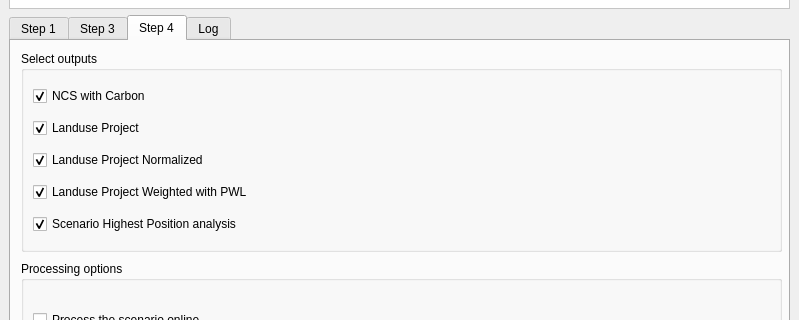
First picture: the form in src/cplus_plugin/ui/qgis_cplus_main_dockwidget.ui, repository ConservationInternational/cplus-plugin, before the edit; both pictures show x 0 to 799 and y 100 to 420 of the 799 by 642 pixel window.
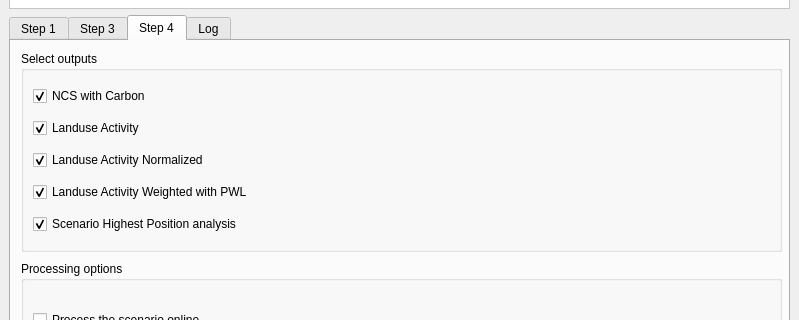
Second picture: the form after the edit. The open tabs and pages were chosen to show the change. Icons and pictures are not drawn. Custom widgets are drawn as their Qt base class.

```diff
--- a/src/cplus_plugin/ui/qgis_cplus_main_dockwidget.ui
+++ b/src/cplus_plugin/ui/qgis_cplus_main_dockwidget.ui
@@ -492,7 +492,7 @@
             <string>&lt;html&gt;&lt;head/&gt;&lt;body&gt;&lt;p&gt;Whether to produce the landuse project layers outputs.&lt;/p&gt;&lt;/body&gt;&lt;/html&gt;</string>
            </property>
            <property name="text">
-            <string>Landuse Project</string>
+            <string>Landuse Activity</string>
            </property>
            <property name="checked">
             <bool>true</bool>
@@ -505,7 +505,7 @@
             <string>&lt;html&gt;&lt;head/&gt;&lt;body&gt;&lt;p&gt;Whether to produce the landuse project normalized outputs.&lt;/p&gt;&lt;/body&gt;&lt;/html&gt;</string>
            </property>
            <property name="text">
-            <string>Landuse Project Normalized</string>
+            <string>Landuse Activity Normalized</string>
            </property>
            <property name="checked">
             <bool>true</bool>
@@ -518,7 +518,7 @@
             <string>&lt;html&gt;&lt;head/&gt;&lt;body&gt;&lt;p&gt;Whether to produce landuse weighted outputs, unselecting this option will disable report generation this is because weighted output is a required output for report generation.&lt;/p&gt;&lt;/body&gt;&lt;/html&gt;</string>
            </property>
            <property name="text">
-            <string>Landuse Project Weighted with PWL</string>
+            <string>Landuse Activity Weighted with PWL</string>
            </property>
            <property name="checked">
             <bool>true</bool>
```
